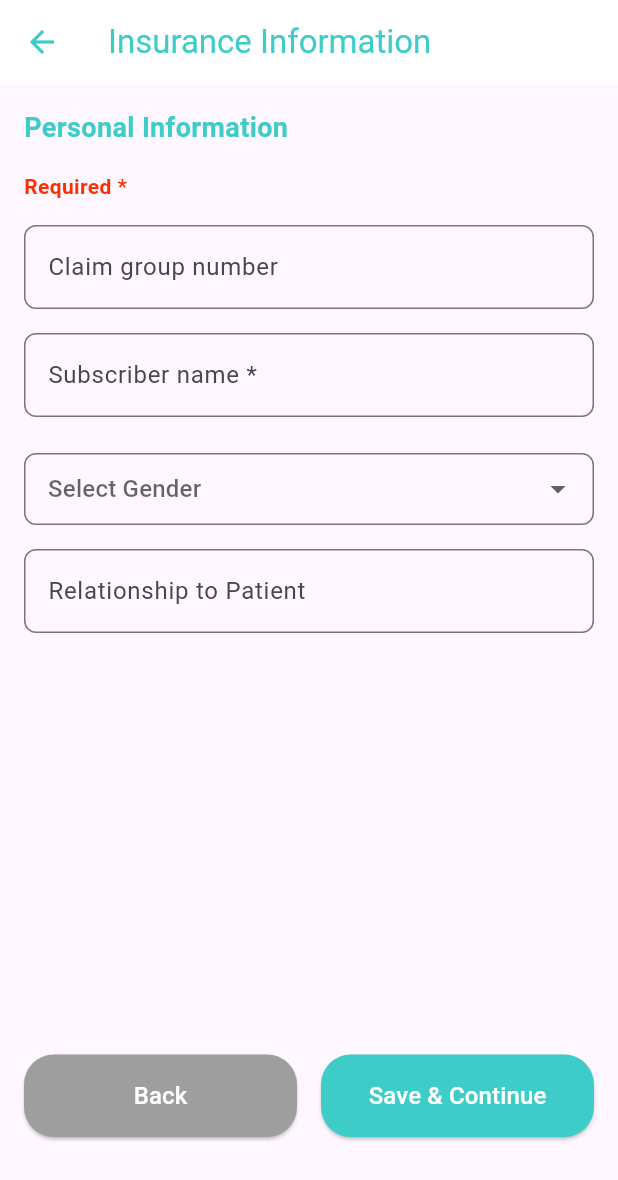
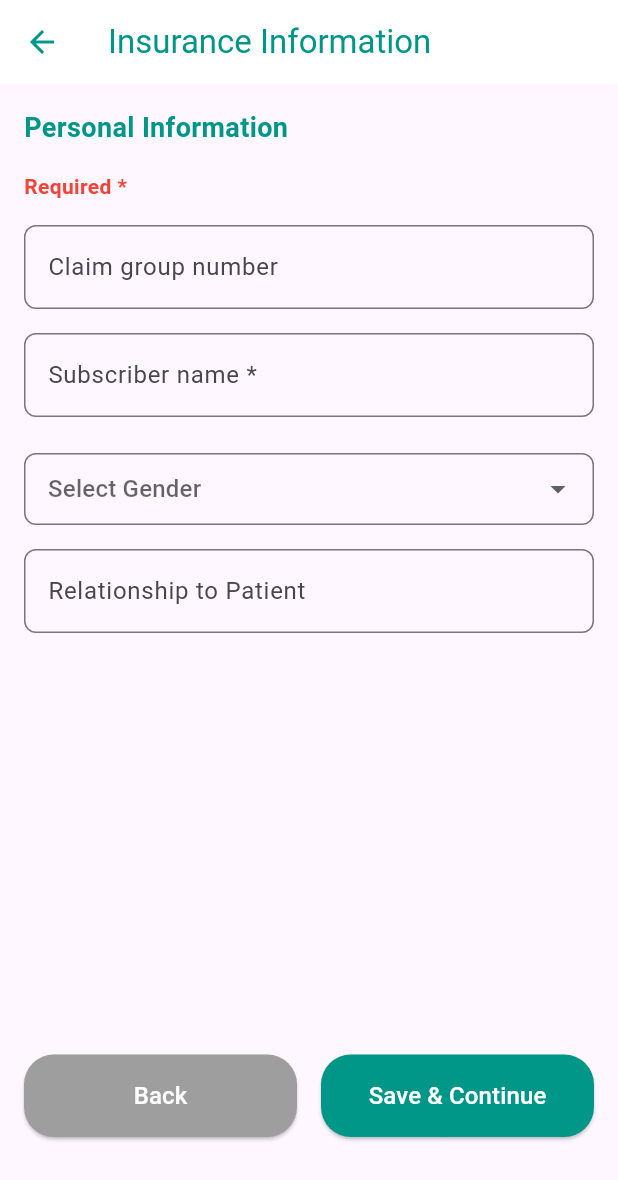
Before and after one commit to HongEngVathana/Hoapital, a Flutter app: the InsuranceInfo screen opened directly, after a tap on "Save & Continue", on a phone screen of 412 x 824 dp. Shown: the top 1180 px of the screen. Run offline on Flutter 3.47's test engine with Material 3 defaults, Android fonts, the light colour scheme and no system bars; our stand-ins replace carousel_slider, image_picker, lottie, persistent_bottom_nav_bar, remixicon.

Commit message:
dynamic size

```diff
--- a/lib/features/auth/views/insurance_screen.dart
+++ b/lib/features/auth/views/insurance_screen.dart
@@ -1,9 +1,7 @@
 import 'dart:io';
 
 import 'package:flutter/material.dart';
-import 'package:hospital/core/constants/app_colors.dart';
 import 'package:hospital/features/auth/views/home_screen.dart';
-import 'package:hospital/pages/todolist_page.dart';
 import 'package:image_picker/image_picker.dart';
 
 class InsuranceScreen extends StatefulWidget {
@@ -36,7 +34,7 @@ class _InsuranceScreenState extends State<InsuranceScreen> {
       appBar: AppBar(
         title: const Text(
           "Insurace Information",
-          style: TextStyle(color: AppColors.primary),
+          style: TextStyle(color: Colors.teal),
         ),
       ),
       body: Padding(
@@ -57,9 +55,7 @@ class _InsuranceScreenState extends State<InsuranceScreen> {
             const Text(
               "Required *",
               style: TextStyle(
-                  fontSize: 14,
-                  fontWeight: FontWeight.bold,
-                  color: AppColors.error),
+                  fontSize: 14, fontWeight: FontWeight.bold, color: Colors.red),
             ),
             const SizedBox(height: 16),
             _buildImageUploadCard('Front of insurance card', true, _frontImage),
@@ -83,7 +79,7 @@ class _InsuranceScreenState extends State<InsuranceScreen> {
                     ),
                     child: const Text(
                       "Back",
-                      style: TextStyle(color: AppColors.text, fontSize: 16),
+                      style: TextStyle(color: Colors.white, fontSize: 16),
                     ),
                   ),
                 ),
@@ -98,7 +94,7 @@ class _InsuranceScreenState extends State<InsuranceScreen> {
                               builder: (context) => InsuranceInfo()));
                     },
                     style: ElevatedButton.styleFrom(
-                      backgroundColor: AppColors.primary,
+                      backgroundColor: Colors.teal,
                       shape: RoundedRectangleBorder(
                         borderRadius: BorderRadius.circular(20.0),
                       ),
@@ -106,7 +102,7 @@ class _InsuranceScreenState extends State<InsuranceScreen> {
                     ),
                     child: const Text(
                       "Save & Continue",
-                      style: TextStyle(color: AppColors.text, fontSize: 16),
+                      style: TextStyle(color: Colors.white, fontSize: 16),
                     ),
                   ),
                 ),
@@ -135,12 +131,12 @@ class _InsuranceScreenState extends State<InsuranceScreen> {
           child: Container(
             height: 150,
             decoration: BoxDecoration(
-              border: Border.all(color: AppColors.primary),
+              border: Border.all(color: Colors.teal),
               borderRadius: BorderRadius.circular(8),
             ),
             child: image == null
                 ? const Center(
-                    child: Icon(Icons.add_a_photo, color: AppColors.primary))
+                    child: Icon(Icons.add_a_photo, color: Colors.teal))
                 : Image.file(
                     File(image.path),
                     fit: BoxFit.cover,
@@ -167,12 +163,12 @@ class InsuranceInfo extends StatelessWidget {
       appBar: AppBar(
         title: const Text(
           "Insurance Information",
-          style: TextStyle(color: AppColors.primary),
+          style: TextStyle(color: Colors.teal),
         ),
-        backgroundColor: AppColors.text,
+        backgroundColor: Colors.white,
         elevation: 0,
         leading: IconButton(
-          icon: const Icon(Icons.arrow_back, color: AppColors.primary),
+          icon: const Icon(Icons.arrow_back, color: Colors.teal),
           onPressed: () => Navigator.pop(context),
         ),
       ),
@@ -185,9 +181,7 @@ class InsuranceInfo extends StatelessWidget {
             const Text(
               "Required *",
               style: TextStyle(
-                  fontSize: 14,
-                  fontWeight: FontWeight.bold,
-                  color: AppColors.error),
+                  fontSize: 14, fontWeight: FontWeight.bold, color: Colors.red),
             ),
             const SizedBox(height: 16),
             _buildInfoField("Insurance name *", insuranceName),
@@ -219,7 +213,7 @@ class InsuranceInfo extends StatelessWidget {
                     ),
                     child: const Text(
                       "Back",
-                      style: TextStyle(color: AppColors.text, fontSize: 16),
+                      style: TextStyle(color: Colors.white, fontSize: 16),
                     ),
                   ),
                 ),
@@ -234,7 +228,7 @@ class InsuranceInfo extends StatelessWidget {
                               builder: (context) => const PersonalInfo()));
                     },
                     style: ElevatedButton.styleFrom(
-                      backgroundColor: AppColors.primary,
+                      backgroundColor: Colors.teal,
                       shape: RoundedRectangleBorder(
                         borderRadius: BorderRadius.circular(20.0),
                       ),
@@ -242,7 +236,7 @@ class InsuranceInfo extends StatelessWidget {
                     ),
                     child: const Text(
                       "Save & Continue",
-                      style: TextStyle(color: AppColors.text, fontSize: 16),
+                      style: TextStyle(color: Colors.white, fontSize: 16),
                     ),
                   ),
                 ),
@@ -291,12 +285,12 @@ class _PersonalInfoState extends State<PersonalInfo> {
       appBar: AppBar(
         title: const Text(
           "Insurance Information",
-          style: TextStyle(color: AppColors.primary),
+          style: TextStyle(color: Colors.teal),
         ),
-        backgroundColor: AppColors.text,
+        backgroundColor: Colors.white,
         elevation: 0,
         leading: IconButton(
-          icon: const Icon(Icons.arrow_back, color: AppColors.primary),
+          icon: const Icon(Icons.arrow_back, color: Colors.teal),
           onPressed: () => Navigator.pop(context),
         ),
       ),
@@ -310,16 +304,14 @@ class _PersonalInfoState extends State<PersonalInfo> {
               style: TextStyle(
                 fontSize: 18,
                 fontWeight: FontWeight.bold,
-                color: AppColors.primary,
+                color: Colors.teal,
               ),
             ),
             const SizedBox(height: 16),
             const Text(
               "Required *",
               style: TextStyle(
-                  fontSize: 14,
-                  fontWeight: FontWeight.bold,
-                  color: AppColors.error),
+                  fontSize: 14, fontWeight: FontWeight.bold, color: Colors.red),
             ),
             const SizedBox(height: 16),
             _buildTextField("Claim group number", claimGroupNumber),
@@ -346,7 +338,7 @@ class _PersonalInfoState extends State<PersonalInfo> {
                     ),
                     child: const Text(
                       "Back",
-                      style: TextStyle(color: AppColors.text, fontSize: 16),
+                      style: TextStyle(color: Colors.white, fontSize: 16),
                     ),
                   ),
                 ),
@@ -360,7 +352,7 @@ class _PersonalInfoState extends State<PersonalInfo> {
                               builder: (context) => const SubscriberInfo()));
                     },
                     style: ElevatedButton.styleFrom(
-                      backgroundColor: AppColors.primary,
+                      backgroundColor: Colors.teal,
                       shape: RoundedRectangleBorder(
                         borderRadius: BorderRadius.circular(20.0),
                       ),
@@ -368,7 +360,7 @@ class _PersonalInfoState extends State<PersonalInfo> {
                     ),
                     child: const Text(
                       "Save & Continue",
-                      style: TextStyle(color: AppColors.text, fontSize: 16),
+                      style: TextStyle(color: Colors.white, fontSize: 16),
                     ),
                   ),
                 ),
@@ -451,12 +443,12 @@ class _SubscriberInfoState extends State<SubscriberInfo> {
       appBar: AppBar(
         title: const Text(
           "Insurance Information",
-          style: TextStyle(color: AppColors.primary),
+          style: TextStyle(color: Colors.teal),
         ),
-        backgroundColor: AppColors.text,
+        backgroundColor: Colors.white,
         elevation: 0,
         leading: IconButton(
-          icon: const Icon(Icons.arrow_back, color: AppColors.primary),
+          icon: const Icon(Icons.arrow_back, color: Colors.teal),
           onPressed: () => Navigator.pop(context),
         ),
       ),
@@ -469,9 +461,7 @@ class _SubscriberInfoState extends State<SubscriberInfo> {
             const Text(
               "Required *",
               style: TextStyle(
-                  fontSize: 14,
-                  fontWeight: FontWeight.bold,
-                  color: AppColors.error),
+                  fontSize: 14, fontWeight: FontWeight.bold, color: Colors.red),
             ),
             const SizedBox(height: 16),
             _buildSubscriberField("Subscriber SSN *", subscriberSSN),
@@ -498,7 +488,7 @@ class _SubscriberInfoState extends State<SubscriberInfo> {
                     ),
                     child: const Text(
                       "Back",
-                      style: TextStyle(color: AppColors.text, fontSize: 16),
+                      style: TextStyle(color: Colors.white, fontSize: 16),
                     ),
                   ),
                 ),
@@ -512,7 +502,7 @@ class _SubscriberInfoState extends State<SubscriberInfo> {
                               builder: (context) => const HomeScreen()));
                     },
                     style: ElevatedButton.styleFrom(
-                      backgroundColor: AppColors.primary,
+                      backgroundColor: Colors.teal,
                       shape: RoundedRectangleBorder(
                         borderRadius: BorderRadius.circular(20.0),
                       ),
@@ -520,7 +510,7 @@ class _SubscriberInfoState extends State<SubscriberInfo> {
                     ),
                     child: const Text(
                       "Save & Continue",
-                      style: TextStyle(color: AppColors.text, fontSize: 16),
+                      style: TextStyle(color: Colors.white, fontSize: 16),
                     ),
                   ),
                 ),
```
Also changed, not shown: lib/core/constants/app_size.dart (+4 -4 lines), lib/features/auth/views/home_screen.dart (+5 -5 lines).
